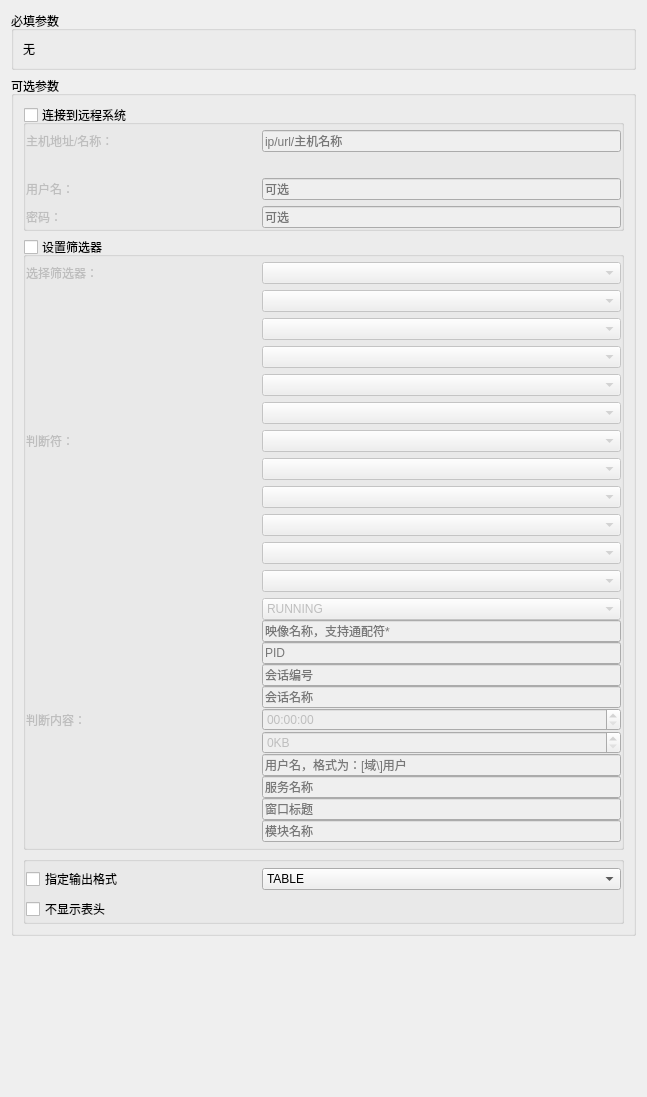
Above: src/EasyCmd/CmdEditors/TaskkillEditor.ui from doasyourself/EasyCmd before the change. Below: the same form after it.
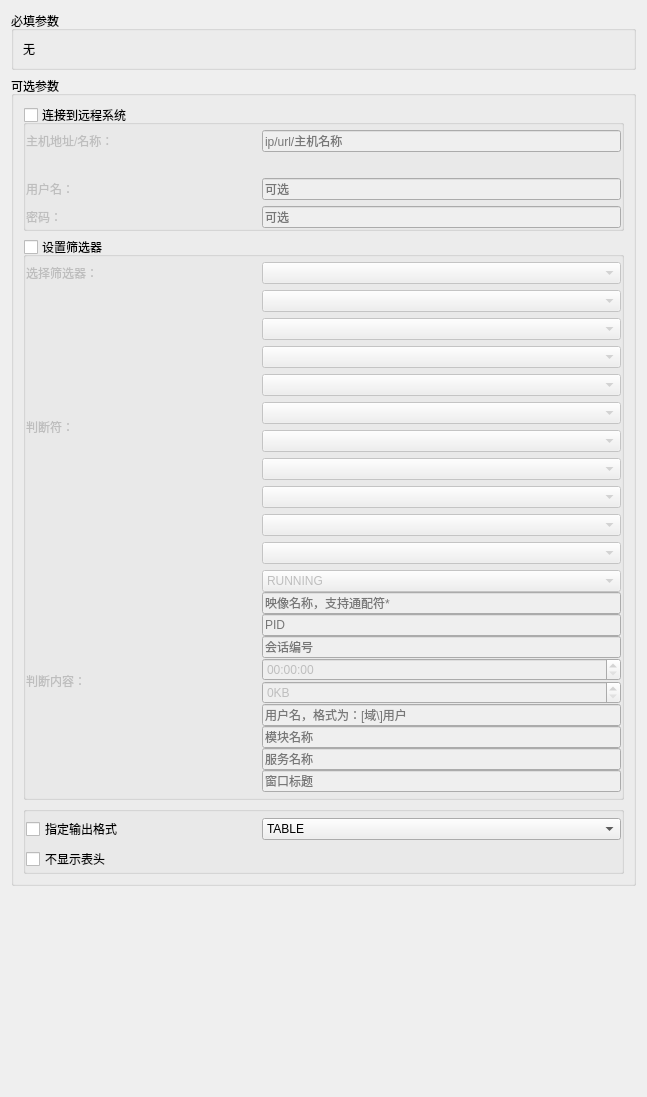
That is the form after the change.

Diff of the .ui file:
```diff
--- a/src/EasyCmd/CmdEditors/TaskkillEditor.ui
+++ b/src/EasyCmd/CmdEditors/TaskkillEditor.ui
@@ -232,9 +232,6 @@
               <item>
                <widget class="QComboBox" name="comboBox_op_session"/>
               </item>
-              <item>
-               <widget class="QComboBox" name="comboBox_op_sessionName"/>
-              </item>
               <item>
                <widget class="QComboBox" name="comboBox_op_cpuTime"/>
               </item>
@@ -244,15 +241,15 @@
               <item>
                <widget class="QComboBox" name="comboBox_op_userName"/>
               </item>
+              <item>
+               <widget class="QComboBox" name="comboBox_op_module"/>
+              </item>
               <item>
                <widget class="QComboBox" name="comboBox_op_service"/>
               </item>
               <item>
                <widget class="QComboBox" name="comboBox_op_windowTitle"/>
               </item>
-              <item>
-               <widget class="QComboBox" name="comboBox_op_module"/>
-              </item>
              </layout>
             </widget>
            </item>
@@ -341,11 +338,6 @@
                   <string>RUNNING</string>
                  </property>
                 </item>
-                <item>
-                 <property name="text">
-                  <string>SUSPENDED</string>
-                 </property>
-                </item>
                 <item>
                  <property name="text">
                   <string>NOT RESPONDING</string>
@@ -379,13 +371,6 @@
                 </property>
                </widget>
               </item>
-              <item>
-               <widget class="QLineEdit" name="lineEdit_fiValue_sessionName">
-                <property name="placeholderText">
-                 <string>会话名称</string>
-                </property>
-               </widget>
-              </item>
               <item>
                <widget class="QTimeEdit" name="timeEdit_fiValue_cpuTime">
                 <property name="showGroupSeparator" stdset="0">
@@ -420,6 +405,13 @@
                 </property>
                </widget>
               </item>
+              <item>
+               <widget class="QLineEdit" name="lineEdit_fiValue_module">
+                <property name="placeholderText">
+                 <string>模块名称</string>
+                </property>
+               </widget>
+              </item>
               <item>
                <widget class="QLineEdit" name="lineEdit_fiValue_service">
                 <property name="placeholderText">
@@ -434,13 +426,6 @@
                 </property>
                </widget>
               </item>
-              <item>
-               <widget class="QLineEdit" name="lineEdit_fiValue_module">
-                <property name="placeholderText">
-                 <string>模块名称</string>
-                </property>
-               </widget>
-              </item>
              </layout>
             </widget>
            </item>
```
